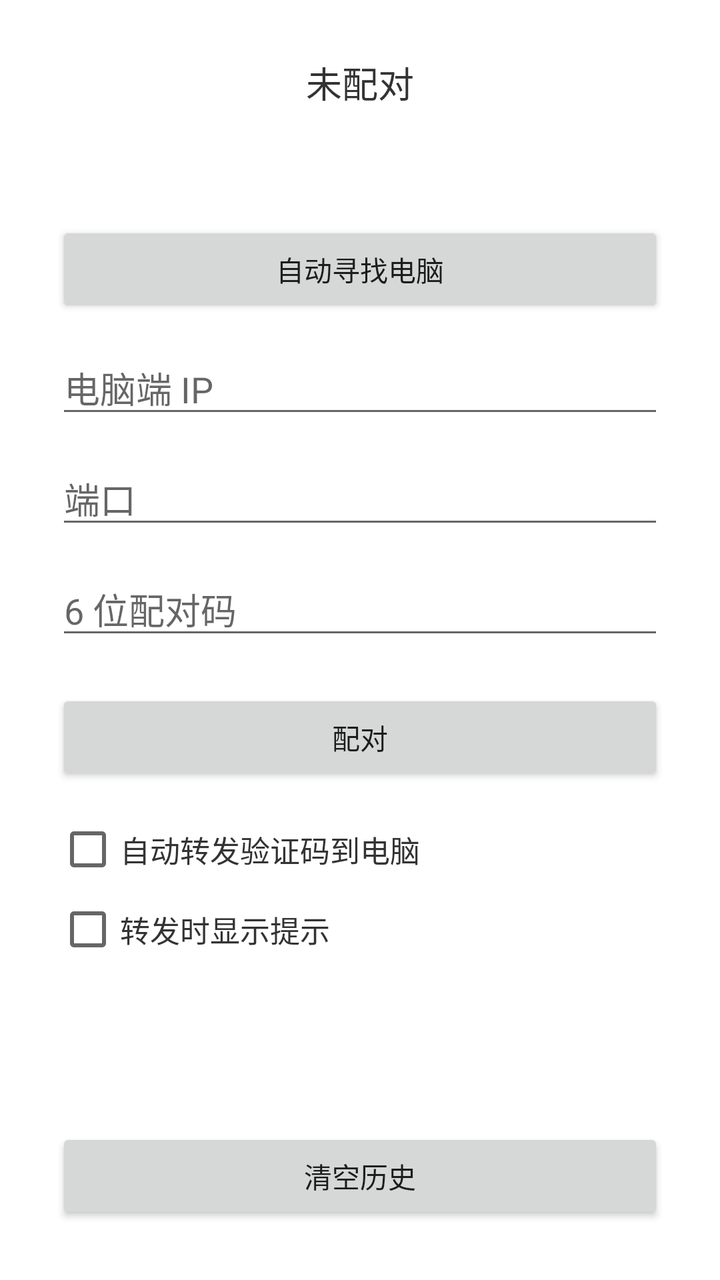
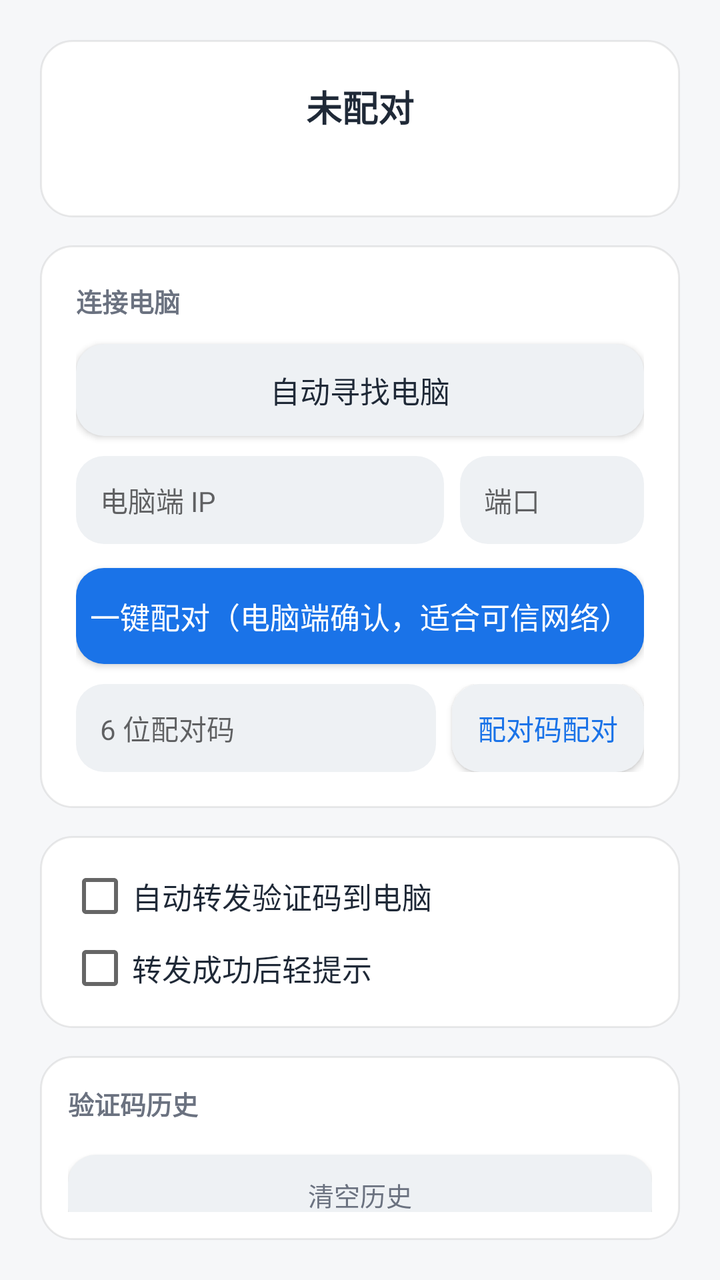

Two renders of the same Android screen: before a commit and after it. Below are the layout's source before the change and the commit's diff.
<!-- AndroidManifest.xml: application theme android:Theme.Material.Light.NoActionBar -->
<!-- res/layout/activity_main.xml -->
<?xml version="1.0" encoding="utf-8"?>
<LinearLayout xmlns:android="http://schemas.android.com/apk/res/android"
    android:layout_width="match_parent"
    android:layout_height="match_parent"
    android:background="@android:color/white"
    android:gravity="center_horizontal"
    android:orientation="vertical"
    android:padding="28dp">

    <TextView
        android:id="@+id/statusText"
        android:layout_width="match_parent"
        android:layout_height="wrap_content"
        android:layout_marginBottom="24dp"
        android:gravity="center"
        android:text="未配对"
        android:textColor="#333333"
        android:textSize="18sp" />

    <TextView
        android:id="@+id/aboutText"
        android:layout_width="match_parent"
        android:layout_height="wrap_content"
        android:layout_marginBottom="16dp"
        android:gravity="center"
        android:textColor="#999999"
        android:textSize="12sp" />

    <Button
        android:id="@+id/discoverButton"
        android:layout_width="match_parent"
        android:layout_height="wrap_content"
        android:layout_marginBottom="12dp"
        android:text="自动寻找电脑" />

    <EditText
        android:id="@+id/hostInput"
        android:layout_width="match_parent"
        android:layout_height="wrap_content"
        android:layout_marginBottom="12dp"
        android:hint="电脑端 IP"
        android:inputType="text"
        android:singleLine="true" />

    <EditText
        android:id="@+id/portInput"
        android:layout_width="match_parent"
        android:layout_height="wrap_content"
        android:layout_marginBottom="12dp"
        android:hint="端口"
        android:inputType="number"
        android:singleLine="true" />

    <EditText
        android:id="@+id/codeInput"
        android:layout_width="match_parent"
        android:layout_height="wrap_content"
        android:layout_marginBottom="20dp"
        android:hint="6 位配对码"
        android:inputType="number"
        android:maxLength="6"
        android:singleLine="true" />

    <Button
        android:id="@+id/pairButton"
        android:layout_width="match_parent"
        android:layout_height="wrap_content"
        android:text="配对" />

    <Button
        android:id="@+id/unbindButton"
        android:layout_width="match_parent"
        android:layout_height="wrap_content"
        android:layout_marginTop="8dp"
        android:text="断开配对"
        android:visibility="gone" />

    <CheckBox
        android:id="@+id/autoForwardCheckbox"
        android:layout_width="match_parent"
        android:layout_height="wrap_content"
        android:layout_marginTop="16dp"
        android:text="自动转发验证码到电脑"
        android:textColor="#333333"
        android:textSize="15sp" />

    <CheckBox
        android:id="@+id/notifyCheckbox"
        android:layout_width="match_parent"
        android:layout_height="wrap_content"
        android:layout_marginTop="8dp"
        android:text="转发时显示提示"
        android:textColor="#333333"
        android:textSize="15sp" />

    <ListView
        android:id="@+id/historyList"
        android:layout_width="match_parent"
        android:layout_height="0dp"
        android:layout_marginTop="16dp"
        android:layout_weight="1" />

    <Button
        android:id="@+id/clearHistoryButton"
        android:layout_width="match_parent"
        android:layout_height="wrap_content"
        android:layout_marginTop="8dp"
        android:text="清空历史" />

</LinearLayout>
<!-- resources referenced by this layout -->
<resources>

</resources>

<!-- the commit's change to res/layout/activity_main.xml (unified diff, before → after) -->
@@ -2,109 +2,225 @@
 <LinearLayout xmlns:android="http://schemas.android.com/apk/res/android"
     android:layout_width="match_parent"
     android:layout_height="match_parent"
-    android:background="@android:color/white"
-    android:gravity="center_horizontal"
+    android:background="#F6F7F9"
     android:orientation="vertical"
-    android:padding="28dp">
-
-    <TextView
-        android:id="@+id/statusText"
+    android:padding="20dp">
+
+    
+    <LinearLayout
         android:layout_width="match_parent"
         android:layout_height="wrap_content"
-        android:layout_marginBottom="24dp"
+        android:background="@drawable/card_bg"
+        android:elevation="2dp"
         android:gravity="center"
-        android:text="未配对"
-        android:textColor="#333333"
-        android:textSize="18sp" />
-
-    <TextView
-        android:id="@+id/aboutText"
+        android:orientation="vertical"
+        android:padding="20dp">
+
+        <TextView
+            android:id="@+id/statusText"
+            android:layout_width="wrap_content"
+            android:layout_height="wrap_content"
+            android:text="未配对"
+            android:textColor="#1F2937"
+            android:textSize="18sp"
+            android:textStyle="bold" />
+
+        <TextView
+            android:id="@+id/aboutText"
+            android:layout_width="wrap_content"
+            android:layout_height="wrap_content"
+            android:layout_marginTop="6dp"
+            android:textColor="#9AA3AF"
+            android:textSize="12sp" />
+    </LinearLayout>
+
+    
+    <LinearLayout
         android:layout_width="match_parent"
         android:layout_height="wrap_content"
-        android:layout_marginBottom="16dp"
-        android:gravity="center"
-        android:textColor="#999999"
-        android:textSize="12sp" />
-
-    <Button
-        android:id="@+id/discoverButton"
+        android:layout_marginTop="14dp"
+        android:background="@drawable/card_bg"
+        android:elevation="2dp"
+        android:orientation="vertical"
+        android:padding="18dp">
+
+        <TextView
+            android:layout_width="wrap_content"
+            android:layout_height="wrap_content"
+            android:text="连接电脑"
+            android:textColor="#6B7280"
+            android:textSize="13sp"
+            android:textStyle="bold" />
+
+        <Button
+            android:id="@+id/discoverButton"
+            android:layout_width="match_parent"
+            android:layout_height="46dp"
+            android:layout_marginTop="12dp"
+            android:background="@drawable/btn_secondary"
+            android:text="自动寻找电脑"
+            android:textAllCaps="false"
+            android:textColor="#1F2937"
+            android:textSize="15sp" />
+
+        <LinearLayout
+            android:layout_width="match_parent"
+            android:layout_height="wrap_content"
+            android:layout_marginTop="10dp"
+            android:orientation="horizontal">
+
+            <EditText
+                android:id="@+id/hostInput"
+                android:layout_width="0dp"
+                android:layout_height="44dp"
+                android:layout_marginEnd="8dp"
+                android:layout_weight="2"
+                android:background="@drawable/btn_secondary"
+                android:hint="电脑端 IP"
+                android:inputType="text"
+                android:paddingStart="12dp"
+                android:paddingEnd="12dp"
+                android:singleLine="true"
+                android:textSize="14sp" />
+
+            <EditText
+                android:id="@+id/portInput"
+                android:layout_width="0dp"
+                android:layout_height="44dp"
+                android:layout_weight="1"
+                android:background="@drawable/btn_secondary"
+                android:hint="端口"
+                android:inputType="number"
+                android:paddingStart="12dp"
+                android:paddingEnd="12dp"
+                android:singleLine="true"
+                android:textSize="14sp" />
+        </LinearLayout>
+
+        <Button
+            android:id="@+id/quickPairButton"
+            android:layout_width="match_parent"
+            android:layout_height="48dp"
+            android:layout_marginTop="12dp"
+            android:background="@drawable/btn_primary"
+            android:text="一键配对（电脑端确认，适合可信网络）"
+            android:textAllCaps="false"
+            android:textColor="#FFFFFF"
+            android:textSize="15sp" />
+
+        <LinearLayout
+            android:layout_width="match_parent"
+            android:layout_height="wrap_content"
+            android:layout_marginTop="10dp"
+            android:gravity="center_vertical"
+            android:orientation="horizontal">
+
+            <EditText
+                android:id="@+id/codeInput"
+                android:layout_width="0dp"
+                android:layout_height="44dp"
+                android:layout_marginEnd="8dp"
+                android:layout_weight="1"
+                android:background="@drawable/btn_secondary"
+                android:hint="6 位配对码"
+                android:inputType="number"
+                android:maxLength="6"
+                android:paddingStart="12dp"
+                android:paddingEnd="12dp"
+                android:singleLine="true"
+                android:textSize="14sp" />
+
+            <Button
+                android:id="@+id/pairButton"
+                android:layout_width="wrap_content"
+                android:layout_height="44dp"
+                android:background="@drawable/btn_secondary"
+                android:minWidth="96dp"
+                android:text="配对码配对"
+                android:textAllCaps="false"
+                android:textColor="#1A73E8"
+                android:textSize="14sp" />
+        </LinearLayout>
+
+        <Button
+            android:id="@+id/unbindButton"
+            android:layout_width="match_parent"
+            android:layout_height="42dp"
+            android:layout_marginTop="10dp"
+            android:background="@android:color/transparent"
+            android:text="断开配对并清除密钥"
+            android:textAllCaps="false"
+            android:textColor="#D93025"
+            android:textSize="14sp"
+            android:visibility="gone" />
+    </LinearLayout>
+
+    
+    <LinearLayout
         android:layout_width="match_parent"
         android:layout_height="wrap_content"
-        android:layout_marginBottom="12dp"
-        android:text="自动寻找电脑" />
-
-    <EditText
-        android:id="@+id/hostInput"
-        android:layout_width="match_parent"
-        android:layout_height="wrap_content"
-        android:layout_marginBottom="12dp"
-        android:hint="电脑端 IP"
-        android:inputType="text"
-        android:singleLine="true" />
-
-    <EditText
-        android:id="@+id/portInput"
-        android:layout_width="match_parent"
-        android:layout_height="wrap_content"
-        android:layout_marginBottom="12dp"
-        android:hint="端口"
-        android:inputType="number"
-        android:singleLine="true" />
-
-    <EditText
-        android:id="@+id/codeInput"
-        android:layout_width="match_parent"
-        android:layout_height="wrap_content"
-        android:layout_marginBottom="20dp"
-        android:hint="6 位配对码"
-        android:inputType="number"
-        android:maxLength="6"
-        android:singleLine="true" />
-
-    <Button
-        android:id="@+id/pairButton"
-        android:layout_width="match_parent"
-        android:layout_height="wrap_content"
-        android:text="配对" />
-
-    <Button
-        android:id="@+id/unbindButton"
-        android:layout_width="match_parent"
-        android:layout_height="wrap_content"
-        android:layout_marginTop="8dp"
-        android:text="断开配对"
-        android:visibility="gone" />
-
-    <CheckBox
-        android:id="@+id/autoForwardCheckbox"
-        android:layout_width="match_parent"
-        android:layout_height="wrap_content"
-        android:layout_marginTop="16dp"
-        android:text="自动转发验证码到电脑"
-        android:textColor="#333333"
-        android:textSize="15sp" />
-
-    <CheckBox
-        android:id="@+id/notifyCheckbox"
-        android:layout_width="match_parent"
-        android:layout_height="wrap_content"
-        android:layout_marginTop="8dp"
-        android:text="转发时显示提示"
-        android:textColor="#333333"
-        android:textSize="15sp" />
-
-    <ListView
-        android:id="@+id/historyList"
+        android:layout_marginTop="14dp"
+        android:background="@drawable/card_bg"
+        android:elevation="2dp"
+        android:orientation="vertical"
+        android:padding="14dp">
+
+        <CheckBox
+            android:id="@+id/autoForwardCheckbox"
+            android:layout_width="match_parent"
+            android:layout_height="wrap_content"
+            android:text="自动转发验证码到电脑"
+            android:textColor="#1F2937"
+            android:textSize="15sp" />
+
+        <CheckBox
+            android:id="@+id/notifyCheckbox"
+            android:layout_width="match_parent"
+            android:layout_height="wrap_content"
+            android:layout_marginTop="4dp"
+            android:text="转发成功后轻提示"
+            android:textColor="#1F2937"
+            android:textSize="15sp" />
+    </LinearLayout>
+
+    
+    <LinearLayout
         android:layout_width="match_parent"
         android:layout_height="0dp"
-        android:layout_marginTop="16dp"
-        android:layout_weight="1" />
-
-    <Button
-        android:id="@+id/clearHistoryButton"
-        android:layout_width="match_parent"
-        android:layout_height="wrap_content"
-        android:layout_marginTop="8dp"
-        android:text="清空历史" />
+        android:layout_marginTop="14dp"
+        android:layout_weight="1"
+        android:background="@drawable/card_bg"
+        android:elevation="2dp"
+        android:orientation="vertical"
+        android:padding="14dp">
+
+        <TextView
+            android:layout_width="wrap_content"
+            android:layout_height="wrap_content"
+            android:text="验证码历史"
+            android:textColor="#6B7280"
+            android:textSize="13sp"
+            android:textStyle="bold" />
+
+        <ListView
+            android:id="@+id/historyList"
+            android:layout_width="match_parent"
+            android:layout_height="0dp"
+            android:layout_marginTop="8dp"
+            android:layout_weight="1"
+            android:divider="@null"
+            android:dividerHeight="0dp" />
+
+        <Button
+            android:id="@+id/clearHistoryButton"
+            android:layout_width="match_parent"
+            android:layout_height="40dp"
+            android:layout_marginTop="8dp"
+            android:background="@drawable/btn_secondary"
+            android:text="清空历史"
+            android:textAllCaps="false"
+            android:textColor="#6B7280"
+            android:textSize="13sp" />
+    </LinearLayout>
 
 </LinearLayout>
<!-- resource entries referenced after the edit -->
@@ -1,5 +1,43 @@
 <!-- resources referenced by this layout -->
 <resources>
-
+  <!-- drawable btn_primary (drawable) -->
+  <?xml version="1.0" encoding="utf-8"?>
+  <selector xmlns:android="http://schemas.android.com/apk/res/android">
+      <item android:state_pressed="true">
+          <shape android:shape="rectangle">
+              <solid android:color="#1A5FC8" />
+              <corners android:radius="14dp" />
+          </shape>
+      </item>
+      <item>
+          <shape android:shape="rectangle">
+              <solid android:color="#1A73E8" />
+              <corners android:radius="14dp" />
+          </shape>
+      </item>
+  </selector>
+  <!-- drawable btn_secondary (drawable) -->
+  <?xml version="1.0" encoding="utf-8"?>
+  <selector xmlns:android="http://schemas.android.com/apk/res/android">
+      <item android:state_pressed="true">
+          <shape android:shape="rectangle">
+              <solid android:color="#E3E6EA" />
+              <corners android:radius="14dp" />
+          </shape>
+      </item>
+      <item>
+          <shape android:shape="rectangle">
+              <solid android:color="#EEF1F4" />
+              <corners android:radius="14dp" />
+          </shape>
+      </item>
+  </selector>
+  <!-- drawable card_bg (drawable) -->
+  <?xml version="1.0" encoding="utf-8"?>
+  <shape xmlns:android="http://schemas.android.com/apk/res/android" android:shape="rectangle">
+      <solid android:color="#FFFFFF" />
+      <corners android:radius="16dp" />
+      <stroke android:width="1dp" android:color="#14000000" />
+  </shape>
 </resources>
 
